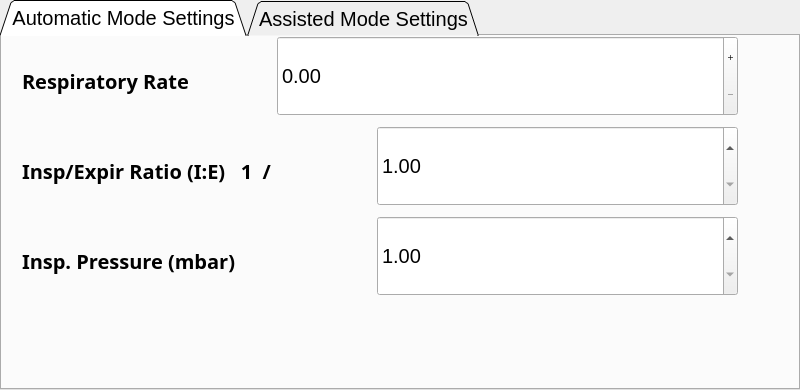
MariuszSuchenek/MVM_GUI_test2, file gui/settings/settings.ui: the form before one commit.
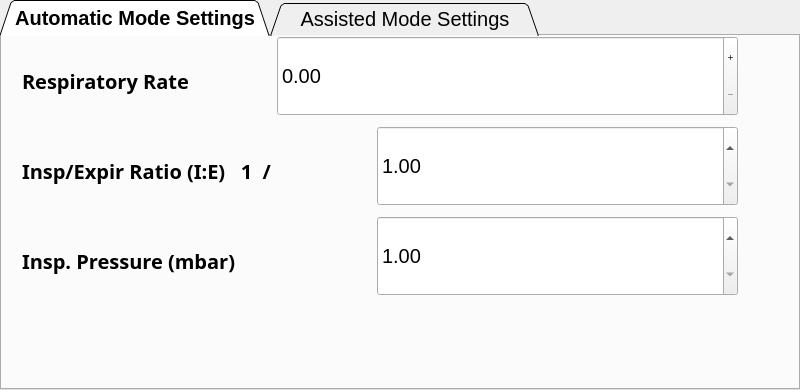
The form after the commit. The open tabs and pages were chosen to show the change. Icons and pictures are not drawn. Custom widgets are drawn as their Qt base class.

Commit message:
make evident the current tab
- make the tab large enough to show the full label
- make selected tabs text bold and with white background
- make non-selected tabs look smaller

Patch:
```diff
--- a/gui/settings/settings.ui
+++ b/gui/settings/settings.ui
@@ -81,6 +81,22 @@
       <property name="focusPolicy">
        <enum>Qt::StrongFocus</enum>
       </property>
+      <property name="styleSheet">
+       <string notr="true">QTabBar::tab {
+    /* make the tab large enough to show the full text */
+    width: 270px;
+}
+
+QTabBar::tab:selected {
+    /* make selected tabs text bold and with white background*/
+    background: #FFFFFF;
+    font: bold;
+}
+
+QTabBar::tab:!selected {
+    margin-top: 2px; /* make non-selected tabs look smaller */
+}</string>
+      </property>
       <property name="tabPosition">
        <enum>QTabWidget::North</enum>
       </property>
@@ -97,7 +113,7 @@
        </size>
       </property>
       <property name="elideMode">
-       <enum>Qt::ElideRight</enum>
+       <enum>Qt::ElideNone</enum>
       </property>
       <widget class="QWidget" name="tab">
        <attribute name="title">
```
Left out of the diff: 2 changed lines with no effect on the pictures.
